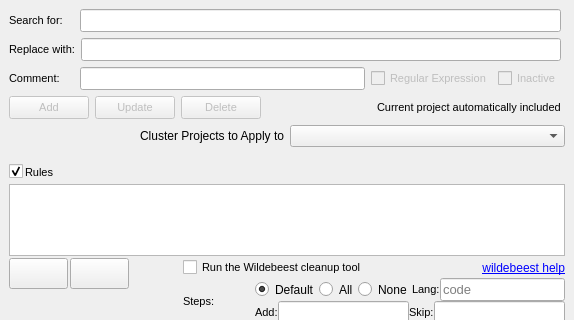
First picture: the form in Dev/Lib/Windows/TextInOut.ui, repository rmlockwood/FLExTrans, before the edit; both pictures show x 0 to 574 and y 0 to 320 of the 574 by 639 pixel window.
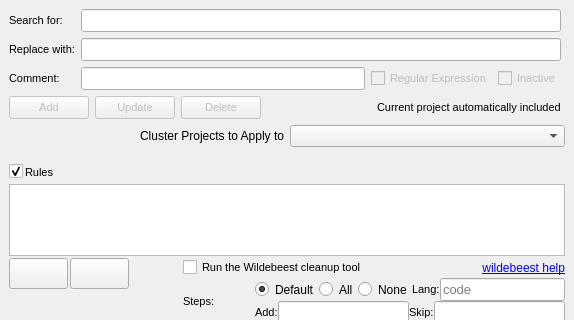
Second picture: the form after the edit.

Commit message:
Put the search, replace and comment into a grid
This keeps the left edges of the text boxes aligned.

```diff
--- a/Dev/Lib/Windows/TextInOut.ui
+++ b/Dev/Lib/Windows/TextInOut.ui
@@ -19,18 +19,12 @@
      <number>0</number>
     </property>
     <item>
-     <layout class="QHBoxLayout" name="horizontalLayout_2">
+     <layout class="QGridLayout" name="searchReplaceGridLayout" columnstretch="0,1,0,0">
       <property name="rightMargin">
        <number>4</number>
       </property>
-      <item>
+      <item row="0" column="0">
        <widget class="QLabel" name="searchLabel">
-        <property name="minimumSize">
-         <size>
-          <width>65</width>
-          <height>0</height>
-         </size>
-        </property>
         <property name="font">
          <font>
           <pointsize>8</pointsize>
@@ -41,7 +35,7 @@
         </property>
        </widget>
       </item>
-      <item>
+      <item row="0" column="1" colspan="3">
        <widget class="QLineEdit" name="searchTextBox">
         <property name="font">
          <font>
@@ -53,14 +47,7 @@
         </property>
        </widget>
       </item>
-     </layout>
-    </item>
-    <item>
-     <layout class="QHBoxLayout" name="horizontalLayout">
-      <property name="rightMargin">
-       <number>4</number>
-      </property>
-      <item>
+      <item row="1" column="0">
        <widget class="QLabel" name="replaceLabel">
         <property name="font">
          <font>
@@ -72,7 +59,7 @@
         </property>
        </widget>
       </item>
-      <item>
+      <item row="1" column="1" colspan="3">
        <widget class="QLineEdit" name="replaceTextBox">
         <property name="font">
          <font>
@@ -84,21 +71,8 @@
         </property>
        </widget>
       </item>
-     </layout>
-    </item>
-    <item>
-     <layout class="QHBoxLayout" name="horizontalLayout_3">
-      <property name="rightMargin">
-       <number>4</number>
-      </property>
-      <item>
+      <item row="2" column="0">
        <widget class="QLabel" name="commentLabel">
-        <property name="minimumSize">
-         <size>
-          <width>65</width>
-          <height>0</height>
-         </size>
-        </property>
         <property name="font">
          <font>
           <pointsize>8</pointsize>
@@ -109,7 +83,7 @@
         </property>
        </widget>
       </item>
-      <item>
+      <item row="2" column="1">
        <widget class="QLineEdit" name="commentTextBox">
         <property name="font">
          <font>
@@ -118,7 +92,7 @@
         </property>
        </widget>
       </item>
-      <item>
+      <item row="2" column="2">
        <widget class="QCheckBox" name="regexCheckBox">
         <property name="enabled">
          <bool>false</bool>
@@ -136,7 +110,7 @@
         </property>
        </widget>
       </item>
-      <item>
+      <item row="2" column="3">
        <widget class="QCheckBox" name="inactiveCheckBox">
         <property name="enabled">
          <bool>false</bool>
```
The commit also changes 1 other file.
